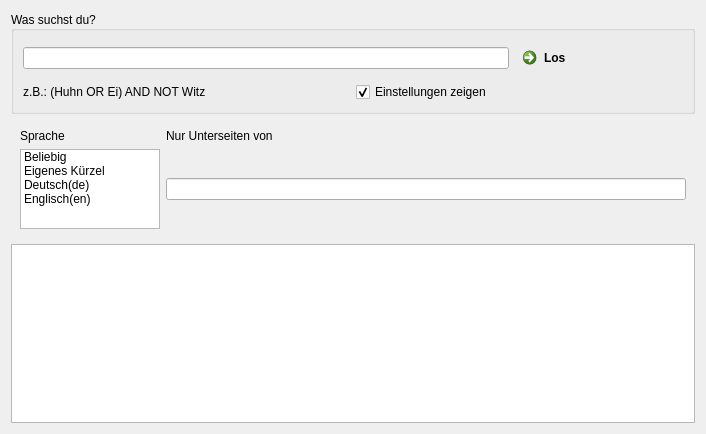
This is pyoogle/search/ui/main_window.ui in DanDits/PageRank as Qt 5 draws it before an edit. The edited form follows.
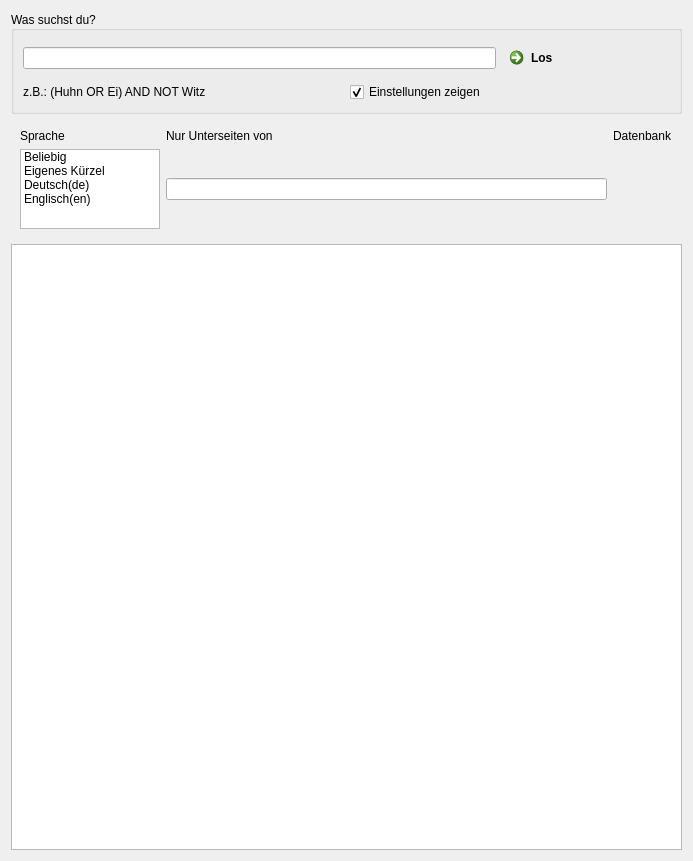
This is the edited form.

Patch:
```diff
--- a/pyoogle/search/ui/main_window.ui
+++ b/pyoogle/search/ui/main_window.ui
@@ -6,10 +6,16 @@
    <rect>
     <x>0</x>
     <y>0</y>
-    <width>706</width>
-    <height>434</height>
+    <width>693</width>
+    <height>861</height>
    </rect>
   </property>
+  <property name="sizePolicy">
+   <sizepolicy hsizetype="Preferred" vsizetype="Maximum">
+    <horstretch>0</horstretch>
+    <verstretch>0</verstretch>
+   </sizepolicy>
+  </property>
   <property name="windowTitle">
    <string>Pyoogle Search</string>
   </property>
@@ -140,13 +146,37 @@
           </item>
          </widget>
         </item>
+        <item row="0" column="2">
+         <widget class="QLabel" name="label_4">
+          <property name="text">
+           <string>Datenbank</string>
+          </property>
+         </widget>
+        </item>
+        <item row="1" column="2">
+         <widget class="QLabel" name="text_store">
+          <property name="text">
+           <string/>
+          </property>
+         </widget>
+        </item>
        </layout>
       </widget>
      </item>
     </layout>
    </item>
    <item>
-    <widget class="QListView" name="list_results"/>
+    <widget class="QListView" name="list_results">
+     <property name="minimumSize">
+      <size>
+       <width>0</width>
+       <height>0</height>
+      </size>
+     </property>
+     <property name="horizontalScrollBarPolicy">
+      <enum>Qt::ScrollBarAlwaysOff</enum>
+     </property>
+    </widget>
    </item>
   </layout>
  </widget>
```
Left out of the diff: 25 changed lines with no effect on the pictures.
